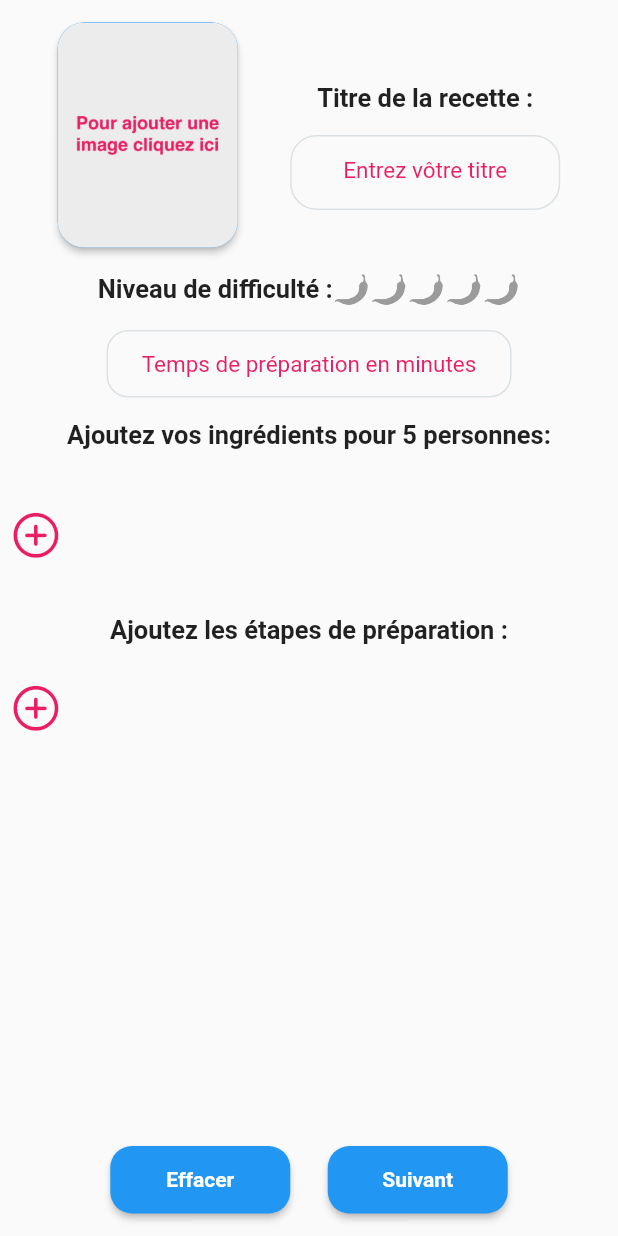
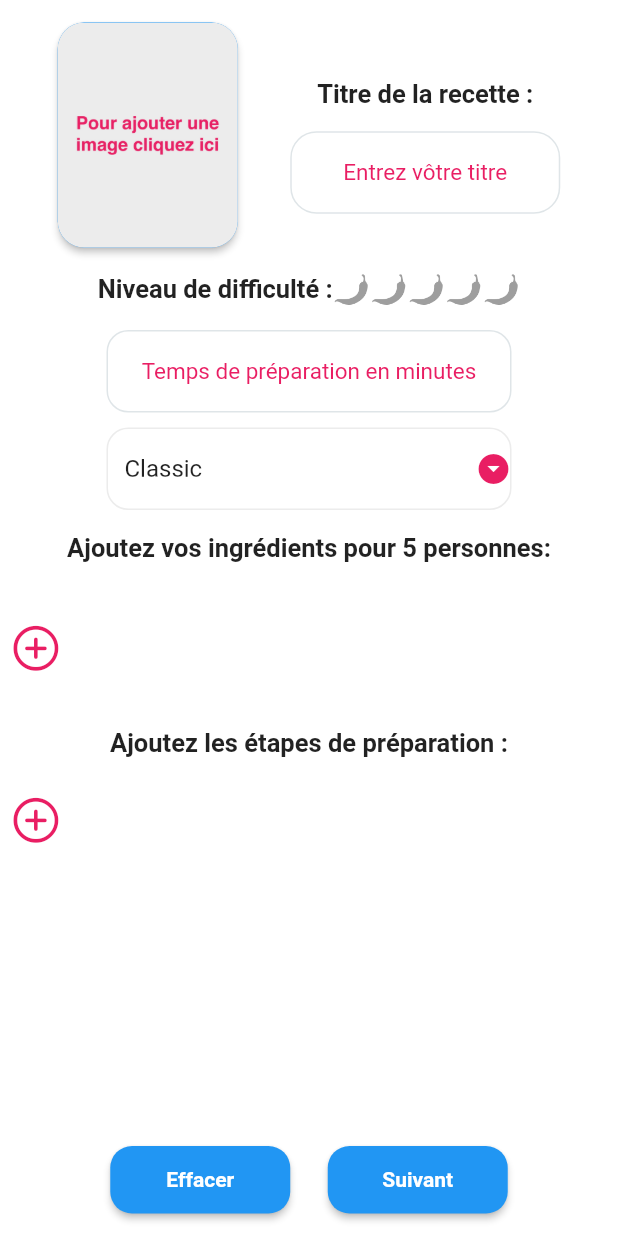
Before and after one commit to Youvataque/Coockleen-Flutter, a Flutter app: the BodyAdd screen opened directly with empty values, on a phone screen of 412 x 824 dp. Run offline on Flutter 3.47's test engine with Material 2 defaults, Android fonts, the phone set to English and light mode, and no system bars; drawn by our look-alikes of flutter_rating_bar; our stand-ins replace cloud_firestore, firebase_auth, firebase_core, firebase_storage, image_cropper, image_picker and 1 more; accounts and stored records are empty.

Commit message:
ajout des catégories

```diff
--- a/lib/Component/Tabbar.dart
+++ b/lib/Component/Tabbar.dart
@@ -49,7 +49,8 @@ class _tabbarState extends State<tabbar> {
         debugShowCheckedModeBanner: false,
         theme: ThemeData(
             primarySwatch: Colors.pink,
-            splashColor: Platform.isIOS ? Colors.transparent : Colors.grey),
+            splashColor: Platform.isIOS ? Colors.transparent : Colors.grey,
+            scaffoldBackgroundColor: Colors.white),
         home: Scaffold(
           appBar: PreferredSize(
             preferredSize: Size.fromHeight(kToolbarHeight),
@@ -60,7 +61,7 @@ class _tabbarState extends State<tabbar> {
             children: BodyTransport,
           ),
           bottomNavigationBar: BottomNavigationBar(
-            backgroundColor: Color(0xFFECECEC),
+            backgroundColor: Colors.white,
             items: const <BottomNavigationBarItem>[
               BottomNavigationBarItem(
                 icon: Icon(CupertinoIcons.book),
--- a/lib/View/AddComponent/Add.dart
+++ b/lib/View/AddComponent/Add.dart
@@ -4,6 +4,7 @@ import 'package:coocklen/View/AddComponent/IngredientAdd.dart';
 import 'package:coocklen/View/AddComponent/PrevisuAdd/PrevisuAdd.dart';
 import 'package:firebase_storage/firebase_storage.dart';
 import 'package:flutter/material.dart';
+import 'package:flutter/rendering.dart';
 import 'package:flutter/services.dart';
 import 'package:image_picker/image_picker.dart';
 import 'package:coocklen/main.dart';
@@ -47,6 +48,7 @@ class _BodyAddState extends State<BodyAdd> {
     "assets/AddImage.jpg",
     fit: BoxFit.cover,
   );
+  String categorie = "classic";
   String Error = "";
   Uint8List? Addpicture;
   Uint8List? AddPicture2;
@@ -125,7 +127,7 @@ class _BodyAddState extends State<BodyAdd> {
                       ),
                       Container(
                         width: 180,
-                        height: 50,
+                        height: 55,
                         child: TextField(
                           controller: title,
                           textAlign: TextAlign.center,
@@ -184,7 +186,7 @@ class _BodyAddState extends State<BodyAdd> {
                 height: 15,
               ),
               Container(
-                height: 45,
+                height: 55,
                 width: 270,
                 child: TextField(
                   controller: time,
@@ -199,7 +201,6 @@ class _BodyAddState extends State<BodyAdd> {
                       fontSize: 15,
                       color: Colors.pink,
                     ),
-                    contentPadding: EdgeInsets.only(top: 3),
                     enabledBorder: OutlineInputBorder(
                         borderSide: BorderSide(
                           color: Colors.blueGrey.withOpacity(0.2),
@@ -209,6 +210,62 @@ class _BodyAddState extends State<BodyAdd> {
                         borderSide: BorderSide(color: Colors.pink),
                         borderRadius: BorderRadius.circular(14.5)),
                   ),
+                ),
+              ),
+              SizedBox(
+                height: 10,
+              ),
+              SizedBox(
+                width: 270,
+                height: 55,
+                child: DropdownButtonFormField<String>(
+                  value: categorie,
+                  padding: EdgeInsets.zero,
+                  decoration: InputDecoration(
+                    hintText: "Temps de préparation en minutes",
+                    hintStyle: TextStyle(
+                      fontSize: 15,
+                      color: Colors.pink,
+                    ),
+                    enabledBorder: OutlineInputBorder(
+                        borderSide:
+                            BorderSide(color: Colors.grey.withOpacity(0.2)),
+                        borderRadius: BorderRadius.circular(14.5)),
+                    focusedBorder: OutlineInputBorder(
+                        borderSide: BorderSide(
+                          color: Colors.pink,
+                        ),
+                        borderRadius: BorderRadius.circular(14.5)),
+                  ),
+                  borderRadius: BorderRadius.circular(14.5),
+                  icon: Icon(
+                    Icons.arrow_drop_down_circle,
+                    color: Colors.pink,
+                  ),
+                  onChanged: (String? Newvalue) {
+                    setState(() {
+                      categorie = Newvalue!;
+                    });
+                  },
+                  items: [
+                    DropdownMenuItem(value: "classic", child: Text("Classic")),
+                    DropdownMenuItem(
+                        value: "debutant",
+                        child:
+                            Text("Débutant", style: TextStyle(fontSize: 15))),
+                    DropdownMenuItem(
+                        value: "complexe",
+                        child:
+                            Text("Recherché", style: TextStyle(fontSize: 15))),
+                    DropdownMenuItem(
+                        value: "pasCher",
+                        child:
+                            Text("Économique", style: TextStyle(fontSize: 15))),
+                    DropdownMenuItem(
+                        value: "exotique",
+                        child:
+                            Text("Éxotique", style: TextStyle(fontSize: 15))),
+                  ],
                 ),
               ),
               SizedBox(
@@ -585,6 +642,7 @@ class _BodyAddState extends State<BodyAdd> {
           MaterialPageRoute(
               builder: (context) => PrevisuAdd(
                   title: title,
+                  categorie: categorie,
                   profilpic: widget.profilpic,
                   userdata: widget.userdata,
                   Addpicture: Addpicture!,
```
Also changed, not shown: lib/View/AddComponent/PrevisuAdd/PrevisuAdd.dart (+5 -29 lines), lib/main.dart (+17 -5 lines).
